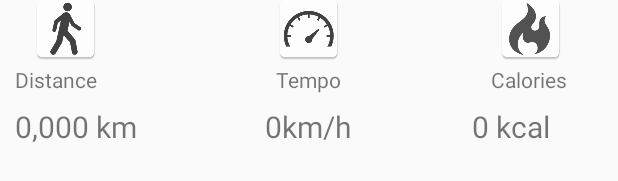
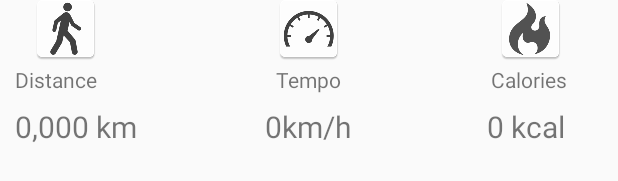
Before and after one commit to Blackgladiator/StepByStepFinal, an Android app: the layout fragment_top.xml on its own in the app's theme, with its tools: preview values and no code run, on a phone screen of 412 x 824 dp. Shown: the part 232-413 px from the top of the screen. Run offline under Robolectric (Android 15) with nearby library versions, the phone set to English and light mode, and no system bars.

Commit message:
upper fragment layout

```diff
--- a/app/build.gradle
+++ b/app/build.gradle
@@ -20,13 +20,14 @@ android {
 }
 
 dependencies {
-    compile 'com.google.android.gms:play-services:6.1.+'
-    compile fileTree(dir: 'libs', include: ['*.jar'])
+    compile fileTree(include: ['*.jar'], dir: 'libs')
     androidTestCompile('com.android.support.test.espresso:espresso-core:2.2.2', {
         exclude group: 'com.android.support', module: 'support-annotations'
     })
+    compile 'com.google.android.gms:play-services:6.1.71'
     compile 'com.android.support:appcompat-v7:25.3.1'
     compile 'com.android.support.constraint:constraint-layout:1.0.2'
     compile 'com.android.support:support-v4:25.3.1'
     testCompile 'junit:junit:4.12'
+    compile 'com.android.support:design:26.0.0-alpha1'
 }
--- a/app/src/main/res/layout/fragment_top.xml
+++ b/app/src/main/res/layout/fragment_top.xml
@@ -1,58 +1,64 @@
-<?xml version="1.0" encoding="utf-8"?>
-<RelativeLayout xmlns:android="http://schemas.android.com/apk/res/android"
-    android:orientation="vertical" android:layout_width="match_parent"
+<FrameLayout xmlns:android="http://schemas.android.com/apk/res/android"
+    xmlns:tools="http://schemas.android.com/tools"
+    android:layout_width="match_parent"
     android:layout_height="match_parent"
+    tools:context="layout.fragment_top">
+
+    <!-- TODO: Update blank fragment layout -->
+    <RelativeLayout
+        android:layout_width="match_parent"
+        android:layout_height="match_parent"
+        android:orientation="vertical"
         android:weightSum="1">
 
 
         <TextView
+            android:id="@+id/currentDay"
             android:layout_width="wrap_content"
             android:layout_height="wrap_content"
-        android:text="@string/current_day"
             android:layout_centerHorizontal="true"
             android:layout_marginTop="32dp"
+            android:text="@string/current_day"
             android:textSize="25sp"
-        android:textStyle="normal"
-        android:id="@+id/currentDay" />
+            android:textStyle="normal" />
 
 
         <TextView
             android:id="@+id/steps_solid"
             android:layout_width="wrap_content"
             android:layout_height="wrap_content"
+            android:layout_below="@id/currentDay"
             android:layout_centerHorizontal="true"
             android:text="@string/steps_solidpart"
             android:textSize="25sp"
-        android:textStyle="bold"
-        android:layout_below="@id/currentDay"/>
+            android:textStyle="bold" />
 
         <ImageView
+            android:id="@+id/distanceIcon"
+            android:layout_width="wrap_content"
             android:layout_height="wrap_content"
-        android:layout_width="wrap_content"
-        android:id="@+id/distanceIcon"
+            android:layout_gravity="left"
+            android:layout_marginLeft="20dp"
             android:layout_marginTop="150dp"
-        android:layout_marginLeft="20dp"
-        android:layout_gravity="left"
             android:src="@mipmap/men" />
 
         <TextView
             android:id="@+id/distanceText"
             android:layout_width="wrap_content"
             android:layout_height="wrap_content"
-        android:text="@string/distance"
+            android:layout_below="@+id/distanceIcon"
             android:layout_marginLeft="10dp"
-        android:layout_below="@+id/distanceIcon"
-        />
+            android:text="@string/distance" />
 
         <TextView
             android:id="@+id/distanceValue"
             android:layout_width="wrap_content"
             android:layout_height="wrap_content"
+            android:layout_below="@id/distanceText"
+            android:layout_marginLeft="10dp"
             android:layout_marginTop="8dp"
-        android:layout_marginLeft="10dp"
+            android:text="@string/distance_value"
             android:textSize="20sp"
-        android:layout_below="@id/distanceText"
-        android:text="@string/distance_value"
 
             />
 
@@ -62,67 +68,65 @@
             android:layout_height="wrap_content"
             android:layout_centerHorizontal="true"
 
+            android:layout_marginTop="150dp"
             android:src="@mipmap/speedometer"
-        android:layout_marginTop="150dp"
 
             />
+
         <TextView
             android:id="@+id/tempo"
-        android:text="@string/tempo"
+            android:layout_width="wrap_content"
+            android:layout_height="wrap_content"
             android:layout_below="@+id/tempoIcon"
             android:layout_centerHorizontal="true"
-        android:layout_width="wrap_content"
-        android:layout_height="wrap_content" />
+            android:text="@string/tempo" />
 
         <TextView
             android:id="@+id/tempoValue"
             android:layout_width="wrap_content"
             android:layout_height="wrap_content"
+            android:layout_below="@+id/tempo"
+            android:layout_centerHorizontal="true"
+            android:layout_marginTop="8dp"
             android:text="@string/tempoValue"
-        android:layout_below="@+id/tempo"
-        android:layout_marginTop="8dp"
-        android:textSize="20sp"
 
-        android:layout_centerHorizontal="true"/>
-
-
-
+            android:textSize="20sp" />
 
 
         <ImageView
             android:id="@+id/caloriesIcon"
             android:layout_width="wrap_content"
             android:layout_height="wrap_content"
-        android:src="@mipmap/calories"
+            android:layout_alignEnd="@+id/caloriesText"
+            android:layout_alignRight="@+id/caloriesText"
             android:layout_alignTop="@+id/tempoIcon"
-        android:layout_alignRight="@+id/caloriesText"
-        android:layout_alignEnd="@+id/caloriesText" />
-
-
+            android:src="@mipmap/calories" />
 
 
         <TextView
+            android:id="@+id/caloriesText"
             android:layout_width="wrap_content"
             android:layout_height="wrap_content"
-        android:id="@+id/caloriesText"
             android:layout_below="@+id/caloriesIcon"
-        android:text="@string/calories"
-        android:layout_toRightOf="@+id/tempo"
             android:layout_marginLeft="100dp"
             android:layout_marginRight="900dp"
+            android:layout_toRightOf="@+id/tempo"
+            android:text="@string/calories"
 
             />
+
         <TextView
             android:id="@+id/caloriesValue"
             android:layout_width="wrap_content"
             android:layout_height="wrap_content"
-        android:text="@string/caloriesValue"
+            android:layout_below="@+id/caloriesText"
+            android:layout_marginLeft="90dp"
+            android:layout_marginRight="5dp"
             android:layout_marginTop="8dp"
             android:layout_toRightOf="@+id/tempoValue"
-        android:layout_marginLeft="80dp"
-        android:textSize="20dp"
-        android:layout_marginRight="20dp"
-        android:layout_below="@+id/caloriesText"/>
+            android:text="@string/caloriesValue"
+            android:textSize="20dp" />
 
 
     </RelativeLayout>
+</FrameLayout>
```
Also changed, not shown: app/src/main/java/dienichtskoenner/stepbystep/FragmentTop.java (+241 -2 lines), app/src/main/java/layout/fragment_top.java (added, +109 -0 lines). Lines whose indentation alone changed are shown as unchanged.
